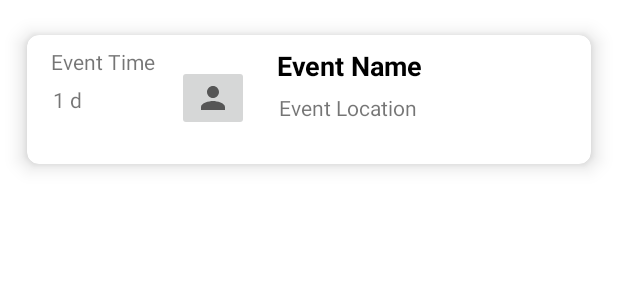
After one commit to ezhoureal/FullGroup, an Android app: the layout calendar_todo_item.xml on its own in the app's theme, with its tools: preview values and no code run, on a phone screen of 412 x 824 dp. The commit adds this screen. Shown: the top 300 px of the screen. Run offline under Robolectric (Android 15) with nearby library versions, the phone set to English and light mode, and no system bars.

Commit message:
calendar view todo list events
created a card view for the events displayed in the revolver on the calendar view

```diff
--- /dev/null
+++ b/Perminit-Frontend/app/src/main/res/layout/calendar_todo_item.xml
@@ -0,0 +1,84 @@
+<?xml version="1.0" encoding="utf-8"?>
+<androidx.cardview.widget.CardView
+    xmlns:android="http://schemas.android.com/apk/res/android"
+    xmlns:app="http://schemas.android.com/apk/res-auto"
+    xmlns:tools="http://schemas.android.com/tools"
+    android:layout_width="wrap_content"
+    android:layout_height="wrap_content"
+    android:layout_margin="5dp"
+    app:cardBackgroundColor="@color/white"
+    app:cardCornerRadius="8dp"
+    app:cardElevation="8dp"
+    app:cardMaxElevation="10dp"
+    app:cardPreventCornerOverlap="true"
+    app:cardUseCompatPadding="true">
+
+
+    <androidx.constraintlayout.widget.ConstraintLayout
+        android:id="@+id/relativeLayout"
+        android:layout_width="377dp"
+        android:layout_height="86dp">
+
+        <!--ImageVIew to display our Course Image-->
+
+        <!--Text View to display Course Name-->
+
+        <!--Text VIew to display COurse Rating-->
+        <!--Image used in present in drawable folder-->
+
+        <TextView
+            android:id="@+id/eventName"
+            android:layout_width="wrap_content"
+            android:layout_height="wrap_content"
+            android:layout_marginTop="8dp"
+            android:layout_marginEnd="113dp"
+            android:text="@string/event_name"
+            android:textColor="@color/black"
+            android:textSize="18sp"
+            android:textStyle="bold"
+            app:layout_constraintEnd_toEndOf="parent"
+            app:layout_constraintTop_toTopOf="parent" />
+
+        <TextView
+            android:id="@+id/eventTime"
+            android:layout_width="wrap_content"
+            android:layout_height="wrap_content"
+            android:layout_marginStart="16dp"
+            android:layout_marginTop="8dp"
+            android:drawablePadding="2dp"
+            android:text="@string/event_time"
+            app:layout_constraintStart_toStartOf="parent"
+            app:layout_constraintTop_toTopOf="parent" />
+
+        <TextView
+            android:id="@+id/eventTimeDays"
+            android:layout_width="wrap_content"
+            android:layout_height="wrap_content"
+            android:layout_marginStart="17dp"
+            android:layout_marginTop="6dp"
+            android:text="@string/event_time_days"
+            app:layout_constraintStart_toStartOf="parent"
+            app:layout_constraintTop_toBottomOf="@+id/eventTime" />
+
+        <TextView
+            android:id="@+id/eventLocation"
+            android:layout_width="wrap_content"
+            android:layout_height="wrap_content"
+            android:layout_marginTop="6dp"
+            android:layout_marginEnd="117dp"
+            android:text="@string/event_loc"
+            app:layout_constraintEnd_toEndOf="parent"
+            app:layout_constraintTop_toBottomOf="@+id/eventName" />
+
+        <ImageButton
+            android:id="@+id/imageButton"
+            android:layout_width="wrap_content"
+            android:layout_height="wrap_content"
+            android:layout_marginStart="100dp"
+            android:layout_marginTop="20dp"
+            app:layout_constraintStart_toStartOf="parent"
+            app:layout_constraintTop_toTopOf="parent"
+            app:srcCompat="@drawable/ic_baseline_person_24" />
+
+    </androidx.constraintlayout.widget.ConstraintLayout>
+</androidx.cardview.widget.CardView>
--- a/Perminit-Frontend/app/src/main/res/layout/todo_item.xml
+++ b/Perminit-Frontend/app/src/main/res/layout/todo_item.xml
@@ -13,17 +13,7 @@
     app:cardPreventCornerOverlap="true"
     app:cardUseCompatPadding="true">
 
-    <!--
-        In the above cardview widget
-        cardelevation property will give elevation to your card view
-        card corner radius will provide radius to your card view
-        card background color will give background color to your card view
-        card max elevation will give the cardview maximum elevation
-        card prevent corner overlap will add padding to CardView on v20 and
-        before to prevent intersections between the Card content and rounded corners.
-        card use compact padding will add padding in API v21+ as well to have the same
-        measurements with previous versions.
-    -->
+
 
     <androidx.constraintlayout.widget.ConstraintLayout
         android:id="@+id/relativeLayout"
--- a/Perminit-Frontend/app/src/main/res/values/strings.xml
+++ b/Perminit-Frontend/app/src/main/res/values/strings.xml
@@ -47,5 +47,6 @@
 
     <!-- String for Calendar   -->
     <string name="calendar_title">My Calendar</string>
-
+    <string name="event_time_days">1 d</string>
+    <string name="event_loc">Event Location</string>
 </resources>
```
